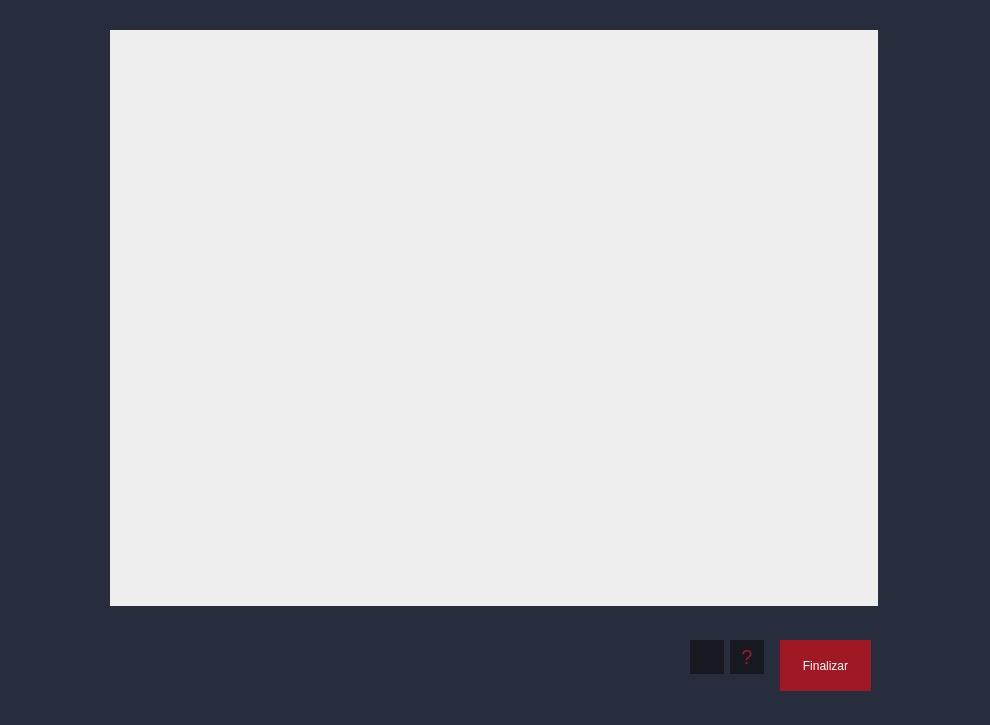
Red-Dragons-UFSCar/red-visao, file reddragons/interface/ui_files/perspectiva.ui: the form before one commit.
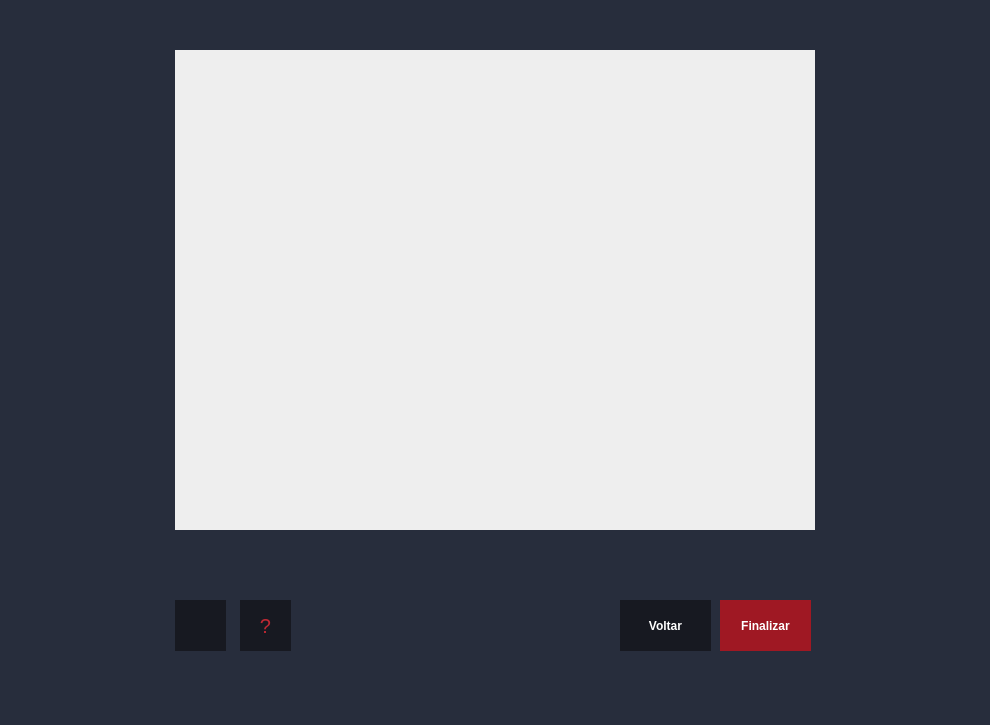
The form after the commit. Icons and pictures are not drawn.

Commit message: add voltar perspectiva

The edit to the form file:
```diff
--- a/reddragons/interface/ui_files/perspectiva.ui
+++ b/reddragons/interface/ui_files/perspectiva.ui
@@ -36,10 +36,10 @@
    <widget class="QLabel" name="QT_Imagem">
     <property name="geometry">
      <rect>
-      <x>110</x>
-      <y>30</y>
-      <width>768</width>
-      <height>576</height>
+      <x>175</x>
+      <y>50</y>
+      <width>640</width>
+      <height>480</height>
      </rect>
     </property>
     <property name="styleSheet">
@@ -52,8 +52,8 @@
    <widget class="QPushButton" name="QT_btFinalizar">
     <property name="geometry">
      <rect>
-      <x>780</x>
-      <y>640</y>
+      <x>720</x>
+      <y>600</y>
       <width>91</width>
       <height>51</height>
      </rect>
@@ -70,6 +70,12 @@
       <height>16777215</height>
      </size>
     </property>
+    <property name="font">
+     <font>
+      <weight>75</weight>
+      <bold>true</bold>
+     </font>
+    </property>
     <property name="styleSheet">
      <string notr="true">border-radius:0px;
 background-color: #9F1823;
@@ -83,10 +89,10 @@
    <widget class="QPushButton" name="QT_btReferencia">
     <property name="geometry">
      <rect>
-      <x>690</x>
-      <y>640</y>
-      <width>34</width>
-      <height>34</height>
+      <x>175</x>
+      <y>600</y>
+      <width>51</width>
+      <height>51</height>
      </rect>
     </property>
     <property name="minimumSize">
@@ -97,8 +103,8 @@
     </property>
     <property name="maximumSize">
      <size>
-      <width>34</width>
-      <height>34</height>
+      <width>91</width>
+      <height>91</height>
      </size>
     </property>
     <property name="styleSheet">
@@ -118,10 +124,10 @@
    <widget class="QPushButton" name="btnHelp">
     <property name="geometry">
      <rect>
-      <x>730</x>
-      <y>640</y>
-      <width>34</width>
-      <height>34</height>
+      <x>240</x>
+      <y>600</y>
+      <width>51</width>
+      <height>51</height>
      </rect>
     </property>
     <property name="minimumSize">
@@ -132,14 +138,14 @@
     </property>
     <property name="maximumSize">
      <size>
-      <width>34</width>
+      <width>51</width>
       <height>16777215</height>
      </size>
     </property>
     <property name="styleSheet">
      <string notr="true">border-radius:0px;
 background-color: rgb(23, 25, 33);
-color: #9F1823;;
+color: #BF2833;;
 font-size: 20px;
 </string>
     </property>
@@ -147,6 +153,43 @@
      <string>?</string>
     </property>
    </widget>
+   <widget class="QPushButton" name="QT_btVoltar">
+    <property name="geometry">
+     <rect>
+      <x>620</x>
+      <y>600</y>
+      <width>91</width>
+      <height>51</height>
+     </rect>
+    </property>
+    <property name="minimumSize">
+     <size>
+      <width>68</width>
+      <height>34</height>
+     </size>
+    </property>
+    <property name="maximumSize">
+     <size>
+      <width>100</width>
+      <height>16777215</height>
+     </size>
+    </property>
+    <property name="font">
+     <font>
+      <weight>75</weight>
+      <bold>true</bold>
+     </font>
+    </property>
+    <property name="styleSheet">
+     <string notr="true">border-radius:0px;
+background-color: rgb(23, 25, 33);
+color: rgb(255, 255, 255);
+</string>
+    </property>
+    <property name="text">
+     <string>Voltar</string>
+    </property>
+   </widget>
   </widget>
  </widget>
  <resources/>
```
The commit also changes 1 other file.
